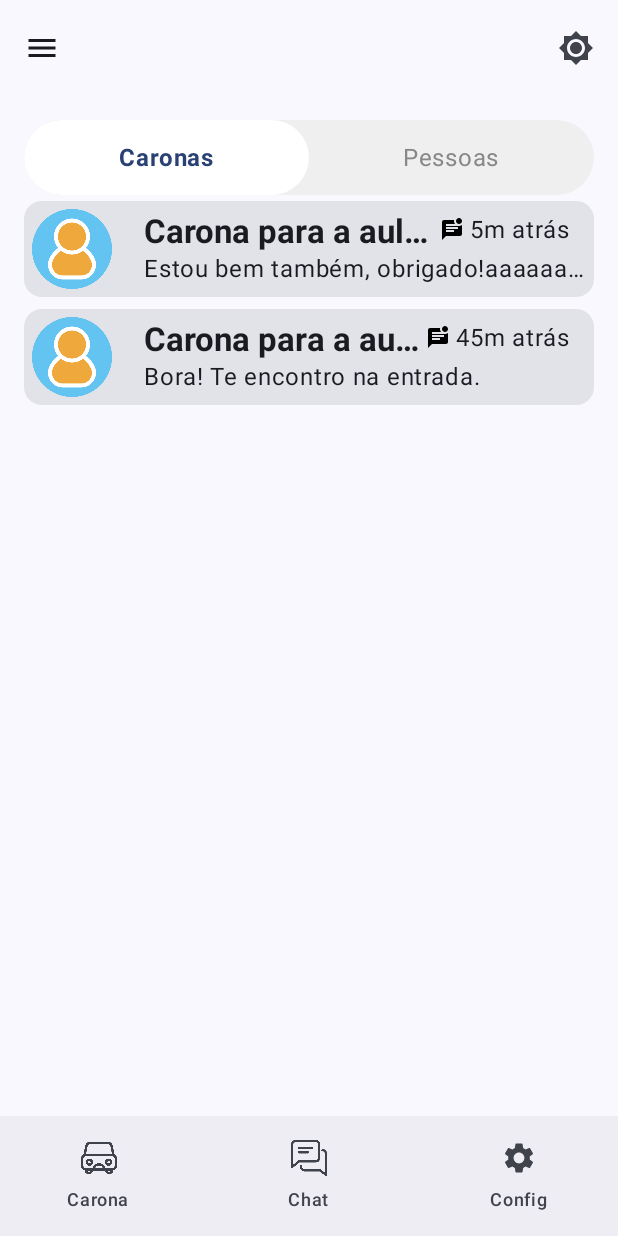
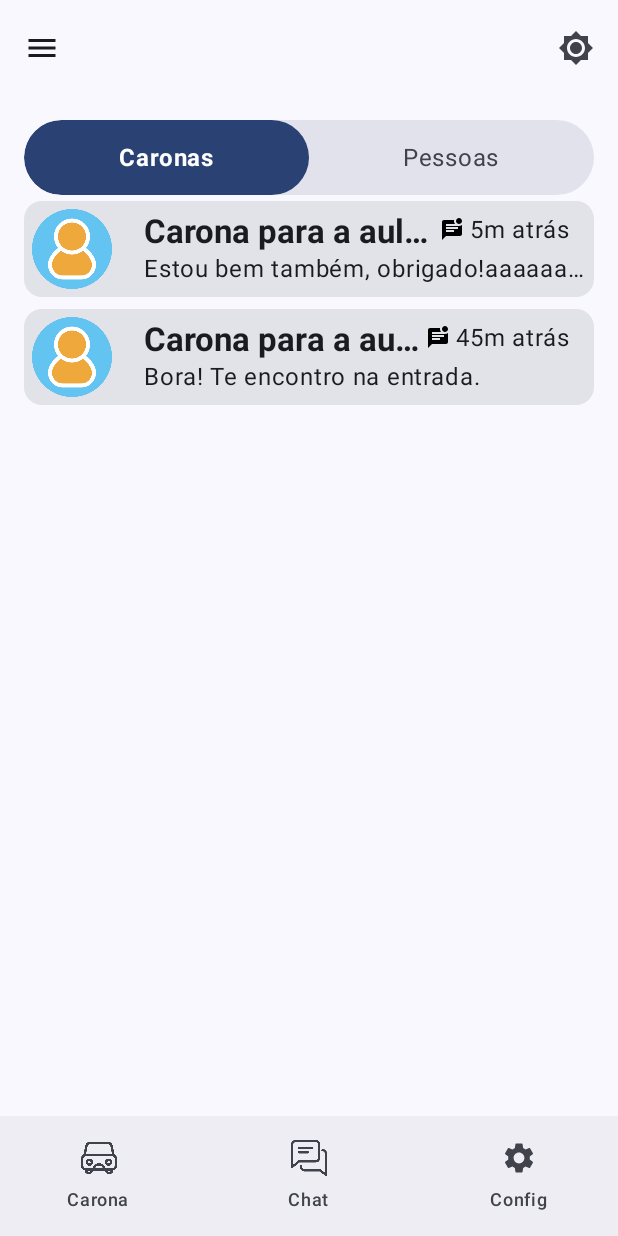
Before and after one commit to adailtonbsf/mobile-2025.1, an Android app built with Jetpack Compose: the CaronaChatScreen screen opened through its navigation route, on a phone screen of 412 x 824 dp. Run offline under Robolectric (Android 15) with nearby library versions, the phone set to English and light mode, and no system bars; pictures from the network do not load.

Commit message:
add: carona screen & carona card

```diff
--- a/UniRun/app/src/main/java/me/daltonbsf/unirun/MainActivity.kt
+++ b/UniRun/app/src/main/java/me/daltonbsf/unirun/MainActivity.kt
@@ -23,6 +23,7 @@ import androidx.compose.runtime.getValue
 import me.daltonbsf.unirun.model.caronaChatList
 import me.daltonbsf.unirun.model.peopleChatList
 import me.daltonbsf.unirun.ui.screens.CaronaChatScreen
+import me.daltonbsf.unirun.ui.screens.CaronaScreen
 
 class MainActivity : ComponentActivity() {
     @ExperimentalMaterial3Api
@@ -38,10 +39,13 @@ class MainActivity : ComponentActivity() {
                 if (!isLoggedIn.value) {
                     LoginScreen(onLoginSuccess = { isLoggedIn.value = true },  onSignUpClick = { navController.navigate("signup")} )
                 } else {
+                    val withoutTopBottomBar = listOf(
+                        "peopleChat/{chatName}",
+                        "caronaChat/{chatName}"
+                    )
                     Scaffold(
                         topBar = {
-                            // Mostrar TopBar principal apenas se não estiver na rota do chat individual
-                            if (currentRoute?.startsWith("peopleChat/{chatName}") == false && currentRoute.startsWith("caronaChat/{chatName}") == false) {
+                            if (!withoutTopBottomBar.contains(currentRoute)) {
                                 TopBar(
                                     onThemeToggle = { isDarkTheme.value = !isDarkTheme.value },
                                     onOpenDrawer = { /* TODO: Open drawer */ }
@@ -49,8 +53,7 @@ class MainActivity : ComponentActivity() {
                             }
                         },
                         bottomBar = {
-                            // Mostrar BottomNavigationBar principal apenas se não estiver na rota do chat individual
-                            if (currentRoute?.startsWith("peopleChat/{chatName}") == false && currentRoute.startsWith("caronaChat/{chatName}") == false) {
+                            if (!withoutTopBottomBar.contains(currentRoute)) {
                                 BottomNavigationBar(navController) }
                         }
                     ) { innerPadding ->
@@ -73,6 +76,7 @@ class MainActivity : ComponentActivity() {
                                     ChatScreen(caronaChatList.first(), navController)
                                 }
                             }
+                            composable("carona") { CaronaScreen(navController) }
                         }
                     }
                 }
--- a/UniRun/app/src/main/java/me/daltonbsf/unirun/ui/components/ChatSwitchButton.kt
+++ b/UniRun/app/src/main/java/me/daltonbsf/unirun/ui/components/ChatSwitchButton.kt
@@ -23,28 +23,31 @@ import androidx.compose.ui.unit.dp
 import androidx.navigation.NavController
 
 @Composable
-fun CaronasPessoasSwitch(navController: NavController, isPeopleSelected: Boolean = true) {
+fun ChatSwitchButton(navController: NavController, isPeopleSelected: Boolean = true) {
+    val surfaceColor = MaterialTheme.colorScheme.surfaceVariant
+    val onSurfaceColor = MaterialTheme.colorScheme.onSurfaceVariant
+    val primaryColor = MaterialTheme.colorScheme.primary
+    val onPrimaryColor = MaterialTheme.colorScheme.onPrimary
+
     Row(
         modifier = Modifier
             .height(50.dp)
             .clip(RoundedCornerShape(50.dp))
-            .background(Color(0xFFEFEFEF))
+            .background(surfaceColor)
     ) {
-        var isPeopleSelected by remember { mutableStateOf(isPeopleSelected) }
+        var currentIsPeopleSelected by remember { mutableStateOf(isPeopleSelected) }
         listOf("Caronas", "Pessoas").forEach { option ->
-            val isSelected = (option == if (isPeopleSelected) "Pessoas" else "Caronas")
+            val isSelected = (option == if (currentIsPeopleSelected) "Pessoas" else "Caronas")
             Box(
                 modifier = Modifier
                     .weight(1f)
                     .fillMaxHeight()
                     .clip(RoundedCornerShape(50.dp))
-                    .background(if (isSelected) Color.White else Color.Transparent)
+                    .background(if (isSelected) primaryColor else Color.Transparent)
                     .clickable {
-                        // isSelected é true se a 'option' atual do loop já é a aba selecionada
-                        // Se !isSelected, significa que o usuário clicou em uma aba diferente
                         if (!isSelected) {
-                            isPeopleSelected = option == "Pessoas" // Atualiza o estado para a nova seleção
-                            if (isPeopleSelected) { // Navega com base no estado atualizado
+                            currentIsPeopleSelected = option == "Pessoas"
+                            if (currentIsPeopleSelected) {
                                 navController.navigate("chats/people")
                             } else {
                                 navController.navigate("chats/carona")
@@ -55,7 +58,7 @@ fun CaronasPessoasSwitch(navController: NavController, isPeopleSelected: Boolean
             ) {
                 Text(
                     text = option,
-                    color = if (isSelected) MaterialTheme.colorScheme.primary else Color.Gray,
+                    color = if (isSelected) onPrimaryColor else onSurfaceColor,
                     fontWeight = if (isSelected) FontWeight.Bold else FontWeight.Normal
                 )
             }
--- a/UniRun/app/src/main/java/me/daltonbsf/unirun/ui/screens/CaronaChatScreen.kt
+++ b/UniRun/app/src/main/java/me/daltonbsf/unirun/ui/screens/CaronaChatScreen.kt
@@ -11,13 +11,13 @@ import androidx.compose.ui.Modifier
 import androidx.compose.ui.unit.dp
 import androidx.navigation.NavController
 import me.daltonbsf.unirun.model.caronaChatList
-import me.daltonbsf.unirun.ui.components.CaronasPessoasSwitch
+import me.daltonbsf.unirun.ui.components.ChatSwitchButton
 import me.daltonbsf.unirun.ui.components.ChatCard
 
 @Composable
 fun CaronaChatScreen(navController: NavController) {
     Column(modifier = Modifier.padding(16.dp)) {
-        CaronasPessoasSwitch(navController, false)
+        ChatSwitchButton(navController, false)
         LazyColumn {
             items(caronaChatList.size) { index ->
                 val chat = caronaChatList[index]
--- a/UniRun/app/src/main/java/me/daltonbsf/unirun/ui/screens/PeopleChatScreen.kt
+++ b/UniRun/app/src/main/java/me/daltonbsf/unirun/ui/screens/UserChatScreen.kt
@@ -10,13 +10,13 @@ import androidx.compose.ui.Modifier
 import androidx.compose.ui.unit.dp
 import androidx.navigation.NavController
 import me.daltonbsf.unirun.model.peopleChatList
-import me.daltonbsf.unirun.ui.components.CaronasPessoasSwitch
+import me.daltonbsf.unirun.ui.components.ChatSwitchButton
 import me.daltonbsf.unirun.ui.components.ChatCard
 
 @Composable
 fun PeopleChatScreen(navController: NavController) {
     Column(modifier = Modifier.padding(16.dp)) {
-        CaronasPessoasSwitch(navController)
+        ChatSwitchButton(navController)
         LazyColumn {
             items(peopleChatList.size) { index ->
                 val chat = peopleChatList[index]
--- a/UniRun/gradle/libs.versions.toml
+++ b/UniRun/gradle/libs.versions.toml
@@ -16,12 +16,14 @@ lifecycleRuntimeKtx = "2.9.0"
 activityCompose = "1.10.1"
 composeBom = "2024.09.00"
 lifecycleRuntimeKtxVersion = "2.6.2"
+mapsCompose = "2.11.4"
 material3 = "1.3.2"
 material3Version = "1.x.x"
 materialIconsExtended = "1.7.8"
 materialIconsExtendedVersion = "<versão>"
 navigationCompose = "2.9.0"
 navigationComposeVersion = "2.9.0"
+playServicesMaps = "19.2.0"
 runtimeLivedata = "1.8.2"
 runtimeLivedataVersion = "1.5.3"
 ui = "1.8.2"
@@ -63,8 +65,10 @@ androidx-ui-tooling-preview = { group = "androidx.compose.ui", name = "ui-toolin
 androidx-ui-test-manifest = { group = "androidx.compose.ui", name = "ui-test-manifest" }
 androidx-ui-test-junit4 = { group = "androidx.compose.ui", name = "ui-test-junit4" }
 androidx-material3 = { group = "androidx.compose.material3", name = "material3" }
+maps-compose = { module = "com.google.maps.android:maps-compose", version.ref = "mapsCompose" }
 material3 = { module = "androidx.compose.material3:material3", version.ref = "material3" }
 navigation-compose-v277 = { module = "androidx.navigation:navigation-compose", version.ref = "androidxNavigationCompose" }
+play-services-maps = { module = "com.google.android.gms:play-services-maps", version.ref = "playServicesMaps" }
 ui = { module = "androidx.compose.ui:ui", version.ref = "ui" }
 ui-tooling-preview = { module = "androidx.compose.ui:ui-tooling-preview", version.ref = "uiToolingPreview" }
 
```
Also changed, not shown: UniRun/app/build.gradle.kts (+6 -4 lines), UniRun/app/src/main/java/me/daltonbsf/unirun/model/Carona.kt (added, +14 -0 lines), UniRun/app/src/main/java/me/daltonbsf/unirun/ui/components/CaronaCard.kt (added, +64 -0 lines), UniRun/app/src/main/java/me/daltonbsf/unirun/ui/screens/CaronaScreen.kt (added, +62 -0 lines), UniRun/app/src/main/java/me/daltonbsf/unirun/model/UserChat.kt (renamed from UniRun/app/src/main/java/me/daltonbsf/unirun/model/PeopleChat.kt), UniRun/app/src/main/res/drawable/car_loc_icon.png (added), UniRun/app/src/main/res/drawable/map_background.png (added).
